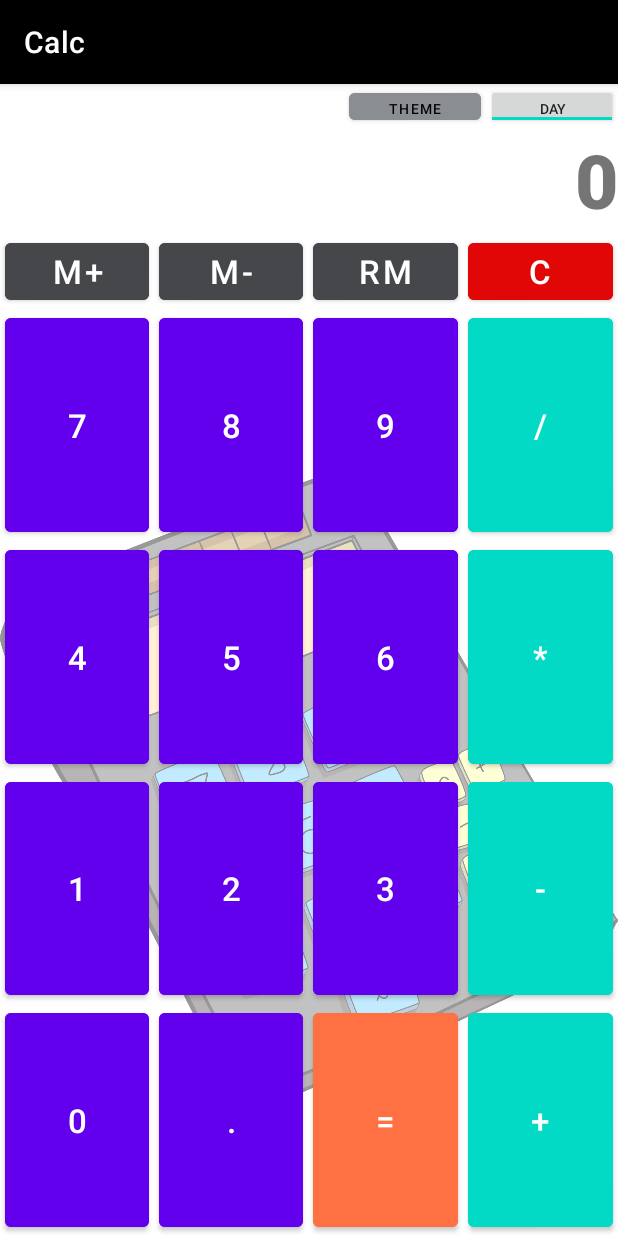
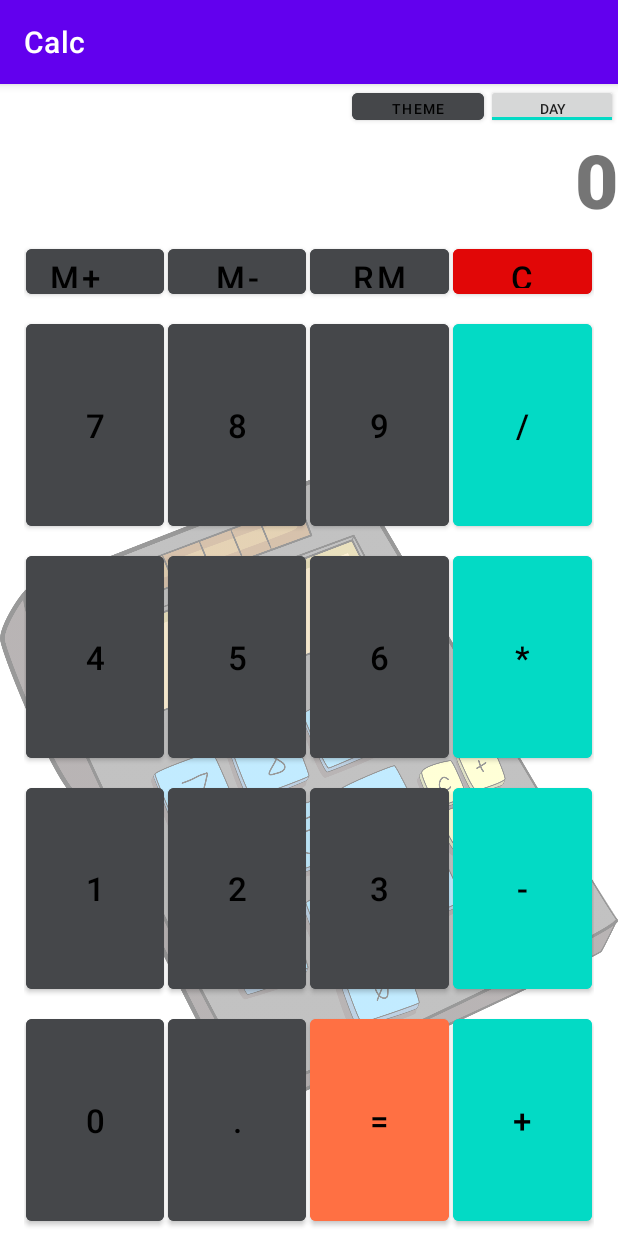
Before and after one commit to Smehotehnik/HWCalc, an Android app: the screen it shows after launch (CalcActivity), on a phone screen of 412 x 824 dp. Run offline under Robolectric (Android 15) with nearby library versions, the phone set to English and light mode, and no system bars.

Commit message:
1. Реализован механизм сохранения через SharedPreferences.

```diff
--- a/app/src/main/java/com/r_21/calc/UI/CalcActivity.java
+++ b/app/src/main/java/com/r_21/calc/UI/CalcActivity.java
@@ -5,13 +5,19 @@ import androidx.annotation.Nullable;
 import androidx.appcompat.app.AppCompatActivity;
 
 import android.app.Activity;
+import android.content.Context;
 import android.content.Intent;
+import android.content.SharedPreferences;
 import android.content.res.Resources;
 import android.os.Bundle;
 import android.os.PersistableBundle;
 import android.view.View;
+import android.widget.CompoundButton;
+import android.widget.RadioGroup;
 import android.widget.TextView;
 import android.widget.Toast;
+import android.widget.ToggleButton;
+
 
 import com.r_21.calc.R;
 import com.r_21.calc.logic.CalculatorImplement;
@@ -19,15 +25,19 @@ import com.r_21.calc.logic.Operations;
 
 import java.io.Serializable;
 
-public class CalcActivity extends AppCompatActivity implements CalcView, Serializable {
+public class CalcActivity extends AppCompatActivity implements CalcView, Serializable, RadioGroup.OnCheckedChangeListener {
     private CalcPresenter presenter;
     TextView screenStr, auxScreen;
-    private final  static  String VAL1 = "VAL1";
-    private final  static  String VAL2 = "VAL2";
-    private final  static  String STVAL = "STVAL";
-    private final  static  String SCR = "SCR";
-    private final  static  String OP = "OP";
-    private static int themeId = 0;
+    ToggleButton toggle;
+    private final static String VAL1 = "VAL1";
+    private final static String VAL2 = "VAL2";
+    private final static String STVAL = "STVAL";
+    private final static String SCR = "SCR";
+    private final static String OP = "OP";
+    private static int themeId = 1;
+    public static final String THEME_STORAGE = "THEME_STORAGE";
+    public static final String THEME = "THEME";
+    SharedPreferences themeSettings;
 
     private static final int REQUEST_CODE = 43;
 
@@ -35,14 +45,24 @@ public class CalcActivity extends AppCompatActivity implements CalcView, Seriali
     protected void onCreate(Bundle savedInstanceState) {
         super.onCreate(savedInstanceState);
 
-        setTheme(R.style.Theme_CalcDark);
+        themeSettings = getSharedPreferences(THEME_STORAGE, Context.MODE_PRIVATE);
+        //SharedPreferences.Editor editor = themeSettings.edit();
+
+        if (themeSettings.contains(THEME)) {
+            themeId = themeSettings.getInt(THEME, 1);
+        }
+
+        if (themeId == 2)
+            setTheme(R.style.Theme_CalcDark);
+        else if (themeId == 1)
+            setTheme(R.style.Theme_Calc);
 
         setContentView(R.layout.activity_main);
         screenStr = findViewById(R.id.display);
         auxScreen = findViewById(R.id.aux_display);
+        toggle = findViewById(R.id.day_night_toggle);
+
         presenter = new CalcPresenter(this, new CalculatorImplement());
-
-
         View.OnClickListener onClickListener = new View.OnClickListener() {
             @Override
             public void onClick(View v) {
@@ -136,6 +156,22 @@ public class CalcActivity extends AppCompatActivity implements CalcView, Seriali
         findViewById(R.id.btMemMinus).setOnClickListener(onClickListener);
         findViewById(R.id.btRM).setOnClickListener(onClickListener);
 
+        toggle.setOnCheckedChangeListener(new CompoundButton.OnCheckedChangeListener() {
+            @Override
+            public void onCheckedChanged(CompoundButton buttonView, boolean isChecked) {
+                //Toast.makeText(CalcActivity.this, "toggle", Toast.LENGTH_SHORT).show();
+                if (isChecked) {
+                    if (themeId != 1) {
+                        saveAndRecreate(1);
+                    }
+                } else {
+                    if (themeId != 2) {
+                        saveAndRecreate(2);
+                    }
+                }
+            }
+        });
+
         findViewById(R.id.bt_theme).setOnClickListener(new View.OnClickListener() {
             @Override
             public void onClick(View v) {
@@ -157,14 +193,23 @@ public class CalcActivity extends AppCompatActivity implements CalcView, Seriali
     @Override
     protected void onActivityResult(int requestCode, int resultCode, @Nullable Intent data) {
         super.onActivityResult(requestCode, resultCode, data);
-
         if (requestCode == REQUEST_CODE) {
             if (resultCode == Activity.RESULT_OK) {
                 if (data != null) {
-                    Toast.makeText(CalcActivity.this, String.valueOf(data.getIntExtra(ChoseActivity.ARG_THEME_ID, -1)), Toast.LENGTH_SHORT).show();
+                    themeId = data.getIntExtra(ChoseActivity.ARG_THEME_ID, -1);
+                    //Toast.makeText(CalcActivity.this, String.valueOf(themeId), Toast.LENGTH_SHORT).show();
+                    saveAndRecreate(themeId);
                 }
             }
         }
+    }
+
+    private void saveAndRecreate(int themeNumber) {
+        themeSettings = getSharedPreferences(THEME_STORAGE, Context.MODE_PRIVATE);
+        SharedPreferences.Editor editor = themeSettings.edit();
+        editor.putInt(THEME, themeNumber);
+        editor.apply();
+        recreate();
     }
 
     @Override
@@ -188,6 +233,7 @@ public class CalcActivity extends AppCompatActivity implements CalcView, Seriali
         presenter.strValue = savedInstanceState.getString(STVAL);
         presenter.nextOperation = (Operations) savedInstanceState.getSerializable(OP);
     }
+
 
     @Override
     public void showResult(String result) {
@@ -263,4 +309,9 @@ public class CalcActivity extends AppCompatActivity implements CalcView, Seriali
     public void dayNightToggled() {
 
     }
+
+    @Override
+    public void onCheckedChanged(RadioGroup group, int checkedId) {
+
+    }
 }
--- a/app/src/main/res/layout/activity_main.xml
+++ b/app/src/main/res/layout/activity_main.xml
@@ -4,6 +4,7 @@
     android:layout_width="match_parent"
     android:layout_height="match_parent"
     >
+
 
     <ImageView
         android:layout_width="0dp"
@@ -81,6 +82,7 @@
             android:layout_width="0dp"
             android:layout_height="match_parent"
             android:layout_weight="1"
+            android:gravity="fill"
             android:text="@string/strMemAdd" />
 
         <com.google.android.material.button.MaterialButton
--- a/app/src/main/res/values-land/calc_style.xml
+++ b/app/src/main/res/values-land/calc_style.xml
@@ -1,21 +1,21 @@
 <?xml version="1.0" encoding="utf-8"?>
 <resources>
 
-    <style name="bt_mem_style" parent="Theme.MaterialComponents.DayNight.DarkActionBar">
+    <style name="bt_mem_style" parent="Widget.MaterialComponents.Button">
         <item name="android:layout_marginRight">@dimen/horizontal_margin</item>
         <item name="android:layout_marginLeft">@dimen/horizontal_margin</item>
         <item name="android:textSize">@dimen/bt_text_size_land</item>
         <item name="android:backgroundTint">@color/dark_gray</item>
     </style>
 
-    <style name="bt_mem_style_dark" parent="Theme.MaterialComponents.DayNight.DarkActionBar">
+    <style name="bt_mem_style_dark" parent="Widget.MaterialComponents.Button">
         <item name="android:layout_marginRight">@dimen/horizontal_margin</item>
         <item name="android:layout_marginLeft">@dimen/horizontal_margin</item>
         <item name="android:textSize">@dimen/bt_text_size_land</item>
         <item name="android:backgroundTint">@color/light_gray</item>
     </style>
 
-    <style name="main_bt_style" parent="Theme.MaterialComponents.DayNight.DarkActionBar">
+    <style name="main_bt_style" parent="Widget.MaterialComponents.Button">
         <item name="android:layout_marginRight">@dimen/horizontal_margin</item>
         <item name="android:layout_marginLeft">@dimen/horizontal_margin</item>
         <item name="android:backgroundTint">@color/purple_500</item>
--- a/app/src/main/res/values-port/calc_style.xml
+++ b/app/src/main/res/values-port/calc_style.xml
@@ -1,21 +1,21 @@
 <?xml version="1.0" encoding="utf-8"?>
 <resources>
 
-    <style name="bt_mem_style" parent="Theme.MaterialComponents.DayNight.DarkActionBar">
+    <style name="bt_mem_style" parent="Widget.MaterialComponents.Button">
         <item name="android:layout_marginRight">@dimen/horizontal_margin</item>
         <item name="android:layout_marginLeft">@dimen/horizontal_margin</item>
         <item name="android:textSize">@dimen/bt_text_size</item>
         <item name="android:backgroundTint">@color/dark_gray</item>
     </style>
 
-    <style name="bt_mem_style_dark" parent="Theme.MaterialComponents.DayNight.DarkActionBar">
+    <style name="bt_mem_style_dark" parent="Widget.MaterialComponents.Button">
         <item name="android:layout_marginRight">@dimen/horizontal_margin</item>
         <item name="android:layout_marginLeft">@dimen/horizontal_margin</item>
         <item name="android:textSize">@dimen/bt_text_size</item>
         <item name="android:backgroundTint">@color/light_gray</item>
     </style>
 
-    <style name="main_bt_style" parent="Theme.MaterialComponents.DayNight.DarkActionBar">
+    <style name="main_bt_style" parent="Widget.MaterialComponents.Button">
         <item name="android:layout_marginRight">@dimen/horizontal_margin</item>
         <item name="android:layout_marginLeft">@dimen/horizontal_margin</item>
         <item name="android:backgroundTint">@color/purple_500</item>
@@ -25,7 +25,7 @@
     <style name="bt_theme_style" parent="Widget.MaterialComponents.Button">
         <item name="android:layout_marginRight">@dimen/horizontal_margin</item>
         <item name="android:layout_marginLeft">@dimen/horizontal_margin</item>
-        <item name="android:backgroundTint">@color/light_gray</item>
+        <item name="android:backgroundTint">@color/dark_gray</item>
         <item name="android:textSize">@dimen/bt_text_size</item>
     </style>
 
--- a/app/src/main/res/values/dimens.xml
+++ b/app/src/main/res/values/dimens.xml
@@ -7,6 +7,6 @@
     <dimen name="aux_screen_text_size">25sp</dimen>
     <dimen name="aux_screen_height">30dp</dimen>
     <dimen name="main_screen_height">70dp</dimen>
-    <dimen name="horizontal_margin">3dp</dimen>
+    <dimen name="horizontal_margin">1dp</dimen>
     <dimen name="theme_text_size">9sp</dimen>
 </resources>
--- a/app/src/main/res/values/themes.xml
+++ b/app/src/main/res/values/themes.xml
@@ -1,6 +1,22 @@
 <resources xmlns:tools="http://schemas.android.com/tools">
     <!-- Base application theme. -->
     <style name="Theme.Calc" parent="Theme.MaterialComponents.DayNight.DarkActionBar">
+        <!-- Primary brand color. -->
+        <item name="colorPrimary">@color/purple_500</item>
+        <item name="colorPrimaryVariant">@color/purple_700</item>
+        <item name="colorOnPrimary">@color/black</item>
+        <!-- Secondary brand color. -->
+        <item name="colorSecondary">@color/teal_200</item>
+        <item name="colorSecondaryVariant">@color/teal_700</item>
+        <item name="colorOnSecondary">@color/black</item>
+        <!-- Status bar color. -->
+        <item name="android:statusBarColor" tools:targetApi="l">?attr/colorPrimaryVariant</item>
+        <!-- Customize your theme here. -->
+        <item name="materialButtonStyle">@style/bt_mem_style</item>
+        <!--<item name="materialButtonStyle">@style/main_bt_style</item>-->
+    </style>
+
+    <style name="Theme.CalcDark" parent="Theme.MaterialComponents.DayNight.DarkActionBar">
         <!-- Primary brand color. -->
         <item name="colorPrimary">@color/purple_500</item>
         <item name="colorPrimaryVariant">@color/purple_700</item>
@@ -12,23 +28,9 @@
         <!-- Status bar color. -->
         <item name="android:statusBarColor" tools:targetApi="l">?attr/colorPrimaryVariant</item>
         <!-- Customize your theme here. -->
+        <item name="android:background">@color/dark_gray</item>
         <item name="materialButtonStyle">@style/bt_mem_style_dark</item>
-        <!--<item name="materialButtonStyle">@style/main_bt_style</item>-->
-    </style>
 
-    <style name="Theme.CalcDark" parent="Theme.MaterialComponents.DayNight.DarkActionBar">
-        <!-- Primary brand color. -->
-        <item name="colorPrimary">@color/black</item>
-        <item name="colorPrimaryVariant">@color/purple_700</item>
-        <item name="colorOnPrimary">@color/black</item>
-        <!-- Secondary brand color. -->
-        <item name="colorSecondary">@color/teal_200</item>
-        <item name="colorSecondaryVariant">@color/teal_700</item>
-        <item name="colorOnSecondary">@color/black</item>
-        <!-- Status bar color. -->
-        <item name="android:statusBarColor" tools:targetApi="l">?attr/colorPrimaryVariant</item>
-        <!-- Customize your theme here. -->
-        <item name="materialButtonStyle">@style/bt_mem_style</item>
 
     </style>
 </resources>
```
